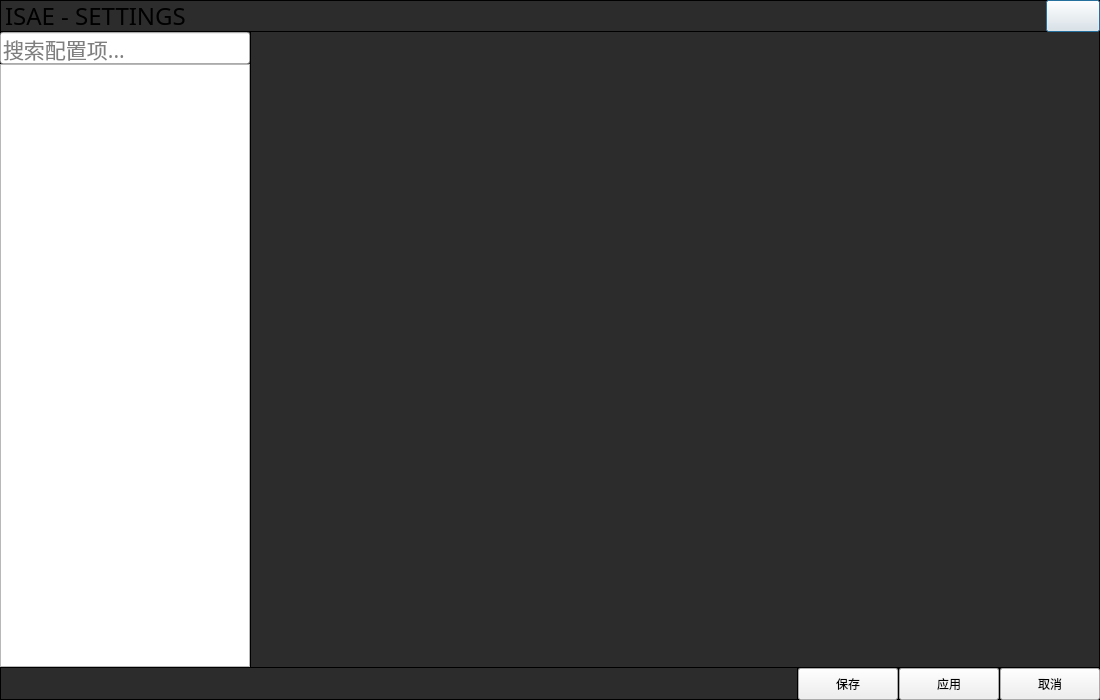
Old version of the form src/app/SettingWindow.ui in the repository Reverier-Xu/ISAE.
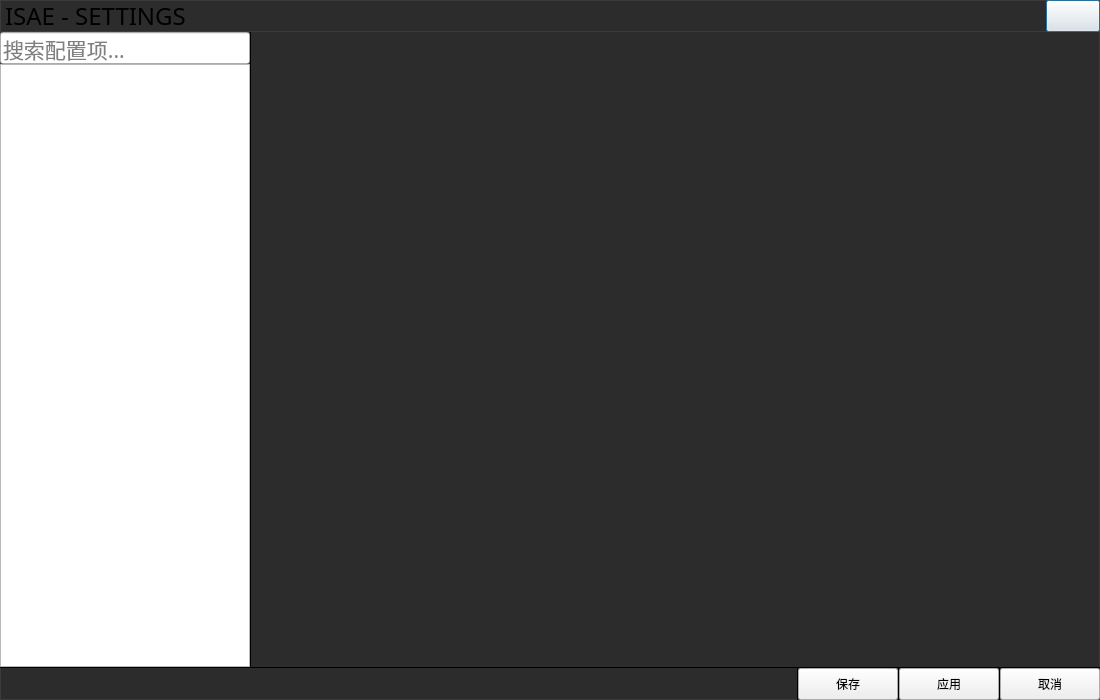
New version of the form. The open tabs and pages were chosen to show the change. Icons and pictures are not drawn.

Patch:
```diff
--- a/src/app/SettingWindow.ui
+++ b/src/app/SettingWindow.ui
@@ -15,9 +15,9 @@
         </property>
         <property name="styleSheet">
             <string notr="true">QWidget#SettingWindow{
-                border: 1px solid black;
+                border: 1px solid rgb(60, 60, 60);
                 background-color: #2c2c2c;
-                }
+ }
             </string>
         </property>
         <layout class="QVBoxLayout" name="settingPageLayout">
@@ -52,10 +52,9 @@
                     </property>
                     <property name="styleSheet">
                         <string notr="true">QWidget#titleWidget{
-                            border: 1px solid black;
-                            background-color: transparent;
-                            }
-                        </string>
+            border: 1px solid rgb(60, 60, 60);
+             background-color: transparent;
+ }</string>
                     </property>
                     <layout class="QHBoxLayout" name="titleLayout">
                         <property name="spacing">
```
Left out of the diff: 5 changed lines with no effect on the pictures. Lines whose indentation alone changed are shown as unchanged.
